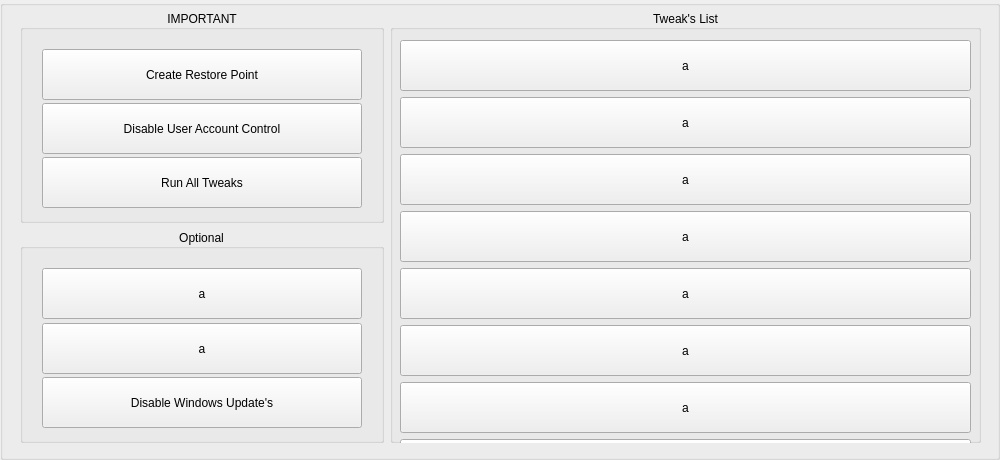
Old version of the form windowstweaks.ui in the repository alexhebri/SwiftBoost.
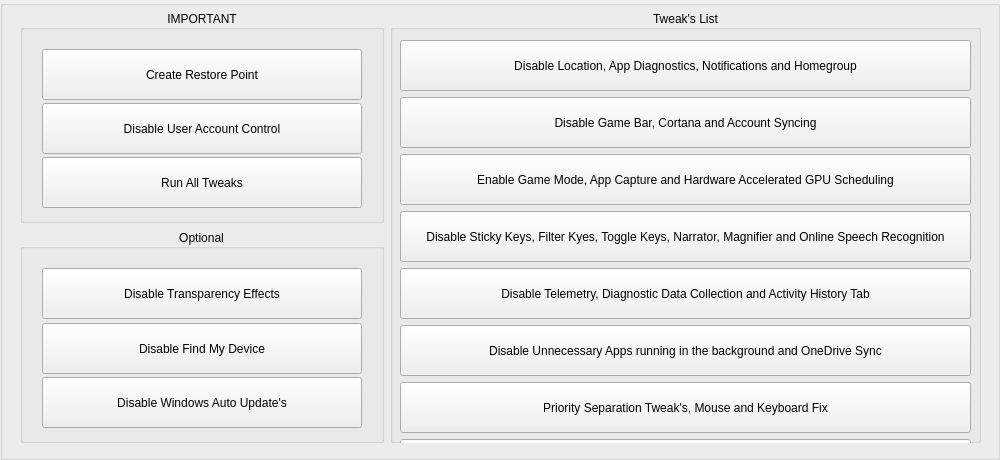
New version of the form.

```diff
--- a/windowstweaks.ui
+++ b/windowstweaks.ui
@@ -34,7 +34,7 @@
   <property name="alignment">
    <set>Qt::AlignmentFlag::AlignBottom|Qt::AlignmentFlag::AlignLeading|Qt::AlignmentFlag::AlignLeft</set>
   </property>
-  <widget class="QWidget" name="">
+  <widget class="QWidget" name="layoutWidget">
    <property name="geometry">
     <rect>
      <x>20</x>
@@ -187,7 +187,7 @@
               </size>
              </property>
              <property name="text">
-              <string>a</string>
+              <string>Disable Transparency Effects</string>
              </property>
              <property name="checkable">
               <bool>false</bool>
@@ -209,7 +209,7 @@
               </size>
              </property>
              <property name="text">
-              <string>a</string>
+              <string>Disable Find My Device</string>
              </property>
              <property name="checkable">
               <bool>false</bool>
@@ -231,7 +231,7 @@
               </size>
              </property>
              <property name="text">
-              <string>Disable Windows Update's</string>
+              <string>Disable Windows Auto Update's</string>
              </property>
             </widget>
            </item>
@@ -256,7 +256,7 @@
       <property name="alignment">
        <set>Qt::AlignmentFlag::AlignCenter</set>
       </property>
-      <widget class="QWidget" name="">
+      <widget class="QWidget" name="layoutWidget">
        <property name="geometry">
         <rect>
          <x>10</x>
@@ -281,7 +281,7 @@
            </size>
           </property>
           <property name="text">
-           <string>a</string>
+           <string>Disable Location, App Diagnostics, Notifications and Homegroup</string>
           </property>
           <property name="checkable">
            <bool>false</bool>
@@ -309,7 +309,7 @@
            </size>
           </property>
           <property name="text">
-           <string>a</string>
+           <string>Disable Game Bar, Cortana and Account Syncing</string>
           </property>
           <property name="checkable">
            <bool>false</bool>
@@ -337,7 +337,7 @@
            </size>
           </property>
           <property name="text">
-           <string>a</string>
+           <string>Enable Game Mode, App Capture and Hardware Accelerated GPU Scheduling</string>
           </property>
           <property name="checkable">
            <bool>false</bool>
@@ -365,7 +365,7 @@
            </size>
           </property>
           <property name="text">
-           <string>a</string>
+           <string>Disable Sticky Keys, Filter Kyes, Toggle Keys, Narrator, Magnifier and Online Speech Recognition</string>
           </property>
           <property name="checkable">
            <bool>false</bool>
@@ -393,7 +393,7 @@
            </size>
           </property>
           <property name="text">
-           <string>a</string>
+           <string>Disable Telemetry, Diagnostic Data Collection and Activity History Tab</string>
           </property>
           <property name="checkable">
            <bool>false</bool>
@@ -415,7 +415,7 @@
            </size>
           </property>
           <property name="text">
-           <string>a</string>
+           <string>Disable Unnecessary Apps running in the background and OneDrive Sync</string>
           </property>
           <property name="checkable">
            <bool>false</bool>
@@ -443,7 +443,7 @@
            </size>
           </property>
           <property name="text">
-           <string>a</string>
+           <string>Priority Separation Tweak's, Mouse and Keyboard Fix</string>
           </property>
           <property name="checkable">
            <bool>false</bool>
```
Left out of the diff: 4 changed lines with no effect on the pictures.
